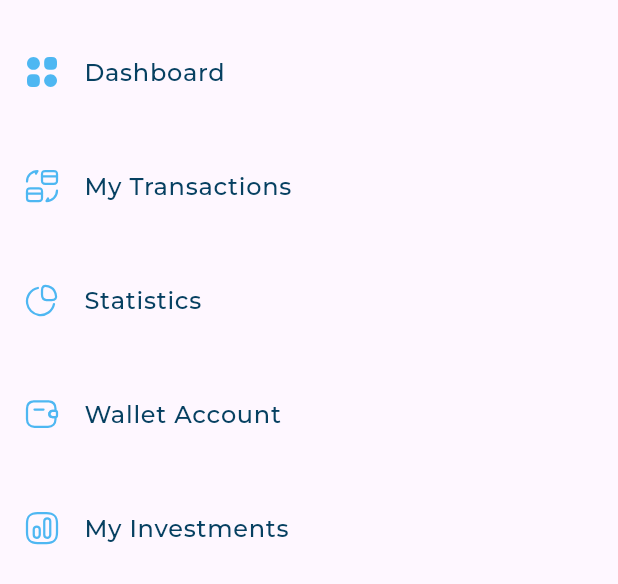
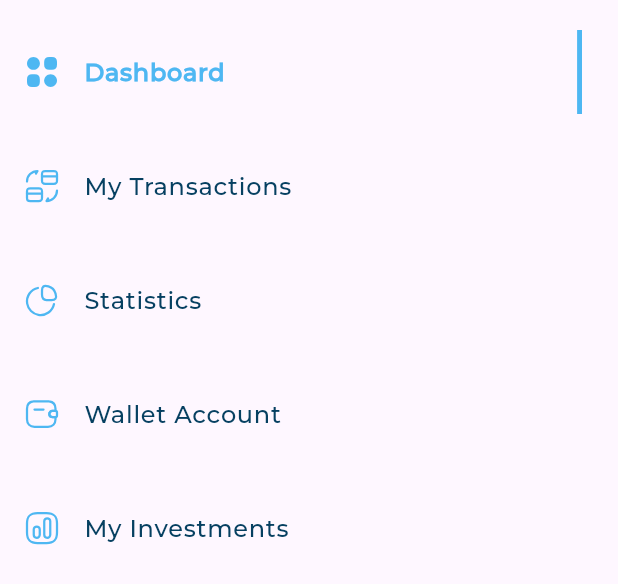
Before and after one commit to ahvvad/Dashboard, a Flutter app: the DrawerItemlistView widget shown alone on an empty page, opened directly, on a phone screen of 412 x 824 dp. Shown: the top 584 px of the screen. Run offline on Flutter 3.47's test engine with Material 3 defaults, Android fonts, the phone set to English and light mode, and no system bars; our stand-ins replace flutter_svg; project files that could hold a hidden picture were left out.

Commit message:
Make Drawer item active
- add active & inActive style to the drawer item
- refactor the code in this files

```diff
--- /dev/null
+++ b/lib/widgets/active_inactive_item.dart
@@ -0,0 +1,51 @@
+
+import 'package:dashboard/models/drawer_item_model.dart';
+import 'package:dashboard/utils/app_styles.dart';
+import 'package:flutter/material.dart';
+import 'package:flutter_svg/svg.dart';
+
+class InActiveDrawerItem extends StatelessWidget {
+  const InActiveDrawerItem({
+    super.key,
+    required this.drawerItemModel,
+  });
+
+  final DrawerItemModel drawerItemModel;
+
+  @override
+  Widget build(BuildContext context) {
+    return ListTile(
+      leading: SvgPicture.asset(drawerItemModel.image),
+      title: Text(
+        drawerItemModel.title,
+        style: AppStyles.styleMedium16(context),
+      ),
+    );
+  }
+}
+
+class ActiveDrawerItem extends StatelessWidget {
+  const ActiveDrawerItem({
+    super.key,
+    required this.drawerItemModel,
+  });
+
+  final DrawerItemModel drawerItemModel;
+
+  @override
+  Widget build(BuildContext context) {
+    return ListTile(
+      leading: SvgPicture.asset(drawerItemModel.image),
+      title: Text(
+        drawerItemModel.title,
+        style: AppStyles.styleBold16(context),
+      ),
+      trailing: Container(
+        width: 3.27,
+        decoration: const BoxDecoration(
+          color: Color(0xFF4EB7F2),
+        ),
+      ),
+    );
+  }
+}
--- a/lib/widgets/drawer_item.dart
+++ b/lib/widgets/drawer_item.dart
@@ -1,23 +1,21 @@
+import 'package:flutter/material.dart';
+
 import 'package:dashboard/models/drawer_item_model.dart';
-import 'package:dashboard/utils/app_styles.dart';
-import 'package:flutter/material.dart';
-import 'package:flutter_svg/flutter_svg.dart';
+import 'package:dashboard/widgets/active_inactive_item.dart';
 
 class DrawerItem extends StatelessWidget {
   const DrawerItem({
     super.key,
     required this.drawerItemModel,
+    required this.isActive,
   });
 
   final DrawerItemModel drawerItemModel;
+  final bool isActive;
   @override
   Widget build(BuildContext context) {
-    return ListTile(
-      leading: SvgPicture.asset(drawerItemModel.image),
-      title: Text(
-        drawerItemModel.title,
-        style: AppStyles.styleMedium16(context),
-      ),
-    );
+    return isActive
+        ? ActiveDrawerItem(drawerItemModel: drawerItemModel)
+        : InActiveDrawerItem(drawerItemModel: drawerItemModel);
   }
 }
--- a/lib/widgets/drawer_item_list_view.dart
+++ b/lib/widgets/drawer_item_list_view.dart
@@ -1,15 +1,21 @@
-
 import 'package:dashboard/models/drawer_item_model.dart';
 import 'package:dashboard/utils/app_images.dart';
 import 'package:dashboard/widgets/drawer_item.dart';
 import 'package:flutter/material.dart';
 
-class DrawerItemlistView extends StatelessWidget {
+class DrawerItemlistView extends StatefulWidget {
   const DrawerItemlistView({
     super.key,
   });
 
-  static List<DrawerItemModel> items = [
+  @override
+  State<DrawerItemlistView> createState() => _DrawerItemlistViewState();
+}
+
+class _DrawerItemlistViewState extends State<DrawerItemlistView> {
+  int activeIndex = 0;
+
+  final List<DrawerItemModel> items = [
     DrawerItemModel(
       title: 'Dashboard',
       image: Assets.imagesDashboard,
@@ -39,10 +45,20 @@ class DrawerItemlistView extends StatelessWidget {
       physics: const NeverScrollableScrollPhysics(),
       itemCount: items.length,
       itemBuilder: (context, index) {
-        return Padding(
-          padding: const EdgeInsets.only(top: 20.0),
-          child: DrawerItem(
-            drawerItemModel: items[index],
+        return GestureDetector(
+          onTap: () {
+            if (activeIndex != index) {
+              setState(() {
+                activeIndex = index;
+              });
+            }
+          },
+          child: Padding(
+            padding: const EdgeInsets.only(top: 20.0),
+            child: DrawerItem(
+              drawerItemModel: items[index],
+              isActive: activeIndex == index,
+            ),
           ),
         );
       },
```
